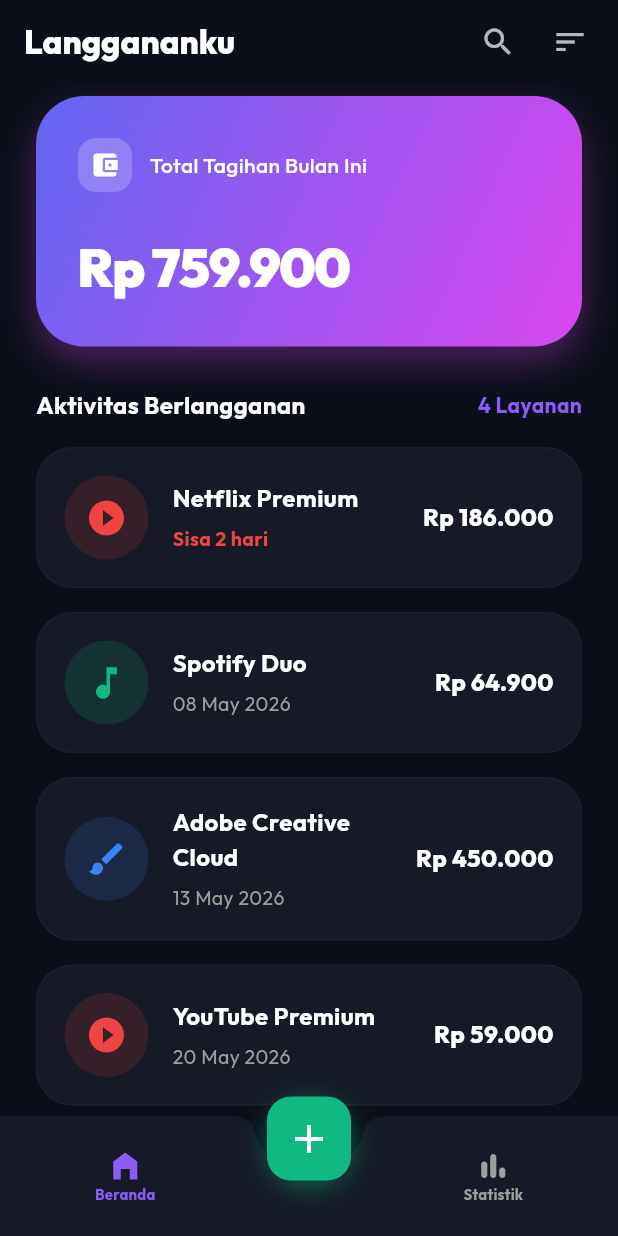
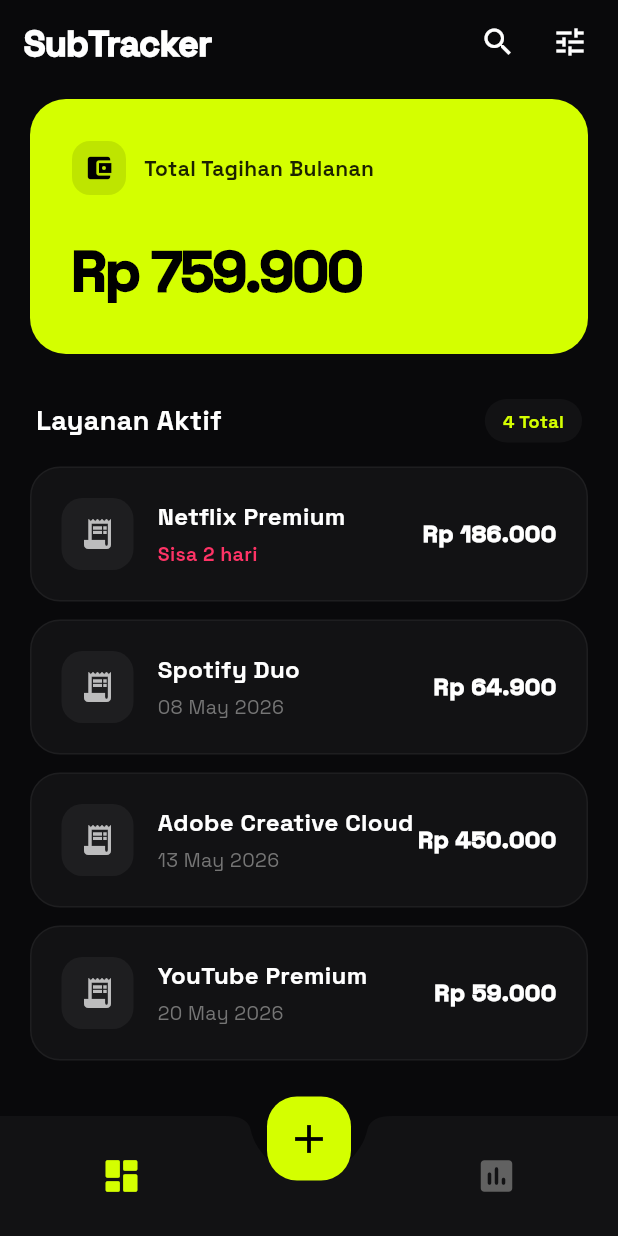
Before and after one commit to sofyan-vb/SubTracker, a Flutter app: the screen it shows after launch, on a phone screen of 412 x 824 dp. Run offline on Flutter 3.47's test engine with Material 3 defaults, Android fonts, the phone set to English and light mode, and no system bars; drawn by our look-alikes of flutter_slidable; our stand-ins replace google_fonts.

Commit message:
Mengubah nama aplikasi, mengubah warna pada tampilan dashboard beserta memperbaiki yang mengalami bug

```diff
--- a/lib/main.dart
+++ b/lib/main.dart
@@ -19,12 +19,12 @@
   @override
   Widget build(BuildContext context) {
     return MaterialApp(
-      title: 'SubTracker Pro',
+      title: 'SubTracker',
       debugShowCheckedModeBanner: false,
       theme: ThemeData(
         brightness: Brightness.dark,
-        scaffoldBackgroundColor: const Color(0xFF0B0F19),
-        textTheme: GoogleFonts.outfitTextTheme(ThemeData.dark().textTheme),
+        scaffoldBackgroundColor: const Color(0xFF09090B), // Hitam pekat modern
+        textTheme: GoogleFonts.spaceGroteskTextTheme(ThemeData.dark().textTheme), // Font yang lebih unik/techy
         useMaterial3: true,
       ),
       home: const DashboardScreen(),
--- a/lib/providers/subscription_provider.dart
+++ b/lib/providers/subscription_provider.dart
@@ -1,3 +1,4 @@
+// lib/providers/subscription_provider.dart
 import 'package:flutter/material.dart';
 import '../models/subscription.dart';
 
--- a/lib/screens/dashboard_screen.dart
+++ b/lib/screens/dashboard_screen.dart
@@ -5,7 +5,6 @@
 import '../widgets/subscription_tile.dart';
 import '../widgets/add_bottom_sheet.dart';
 
-// 1. UBAH MENJADI STATEFUL WIDGET UNTUK BOTTOM NAVIGATION
 class DashboardScreen extends StatefulWidget {
   const DashboardScreen({super.key});
 
@@ -14,51 +13,34 @@
 }
 
 class _DashboardScreenState extends State<DashboardScreen> {
-  int _currentIndex = 0; // State untuk melacak tab aktif
+  int _currentIndex = 0;
 
   @override
   Widget build(BuildContext context) {
     return Scaffold(
-      // 2. APPBAR MENGIKUTI VIDEO (Ada Search & Filter)
       appBar: AppBar(
-        backgroundColor: const Color(0xFF0B0F19),
+        backgroundColor: const Color(0xFF09090B),
         elevation: 0,
         title: const Text(
-          'Langgananku',
-          style: TextStyle(fontSize: 22, fontWeight: FontWeight.w800, color: Colors.white)
+          'SubTracker', // Judul diubah sesuai permintaan
+          style: TextStyle(fontSize: 24, fontWeight: FontWeight.w900, color: Colors.white, letterSpacing: -0.5)
         ),
         actions: [
-          IconButton(
-            icon: const Icon(Icons.search, color: Colors.white70),
-            onPressed: () {
-              // TODO: Implementasi fitur pencarian
-              ScaffoldMessenger.of(context).showSnackBar(const SnackBar(content: Text('Fitur Pencarian')));
-            },
-          ),
-          IconButton(
-            icon: const Icon(Icons.sort, color: Colors.white70),
-            onPressed: () {
-              // TODO: Implementasi fitur urutkan/filter
-              ScaffoldMessenger.of(context).showSnackBar(const SnackBar(content: Text('Fitur Filter & Urutkan')));
-            },
-          ),
+          IconButton(icon: const Icon(Icons.search, color: Colors.white), onPressed: () {}),
+          IconButton(icon: const Icon(Icons.tune, color: Colors.white), onPressed: () {}),
           const SizedBox(width: 8),
         ],
       ),
 
-      // 3. BODY MENGGUNAKAN INDEXED STACK (Agar bisa ganti halaman)
       body: IndexedStack(
         index: _currentIndex,
         children: [
-          // Index 0: Halaman Daftar Langganan (Home)
           const _HomeView(),
-
-          // Index 1: Halaman Statistik (Chart)
           Center(
             child: Column(
               mainAxisAlignment: MainAxisAlignment.center,
               children: [
-                Icon(Icons.pie_chart, size: 80, color: const Color(0xFF8B5CF6).withOpacity(0.5)),
+                Icon(Icons.bar_chart_rounded, size: 80, color: const Color(0xFFD4FF00).withOpacity(0.5)),
                 const SizedBox(height: 16),
                 const Text('Halaman Statistik\n(Segera Hadir)', textAlign: TextAlign.center, style: TextStyle(color: Colors.white54, fontSize: 16)),
               ],
@@ -67,24 +49,17 @@
         ],
       ),
 
-      // 4. FLOATING ACTION BUTTON DI TENGAH (Sesuai gaya modern)
+      // Tombol Tambah di tengah (Tanpa bayangan)
       floatingActionButtonLocation: FloatingActionButtonLocation.centerDocked,
       floatingActionButton: Container(
-        margin: const EdgeInsets.only(top: 30), // Mengangkat tombol sedikit
-        decoration: BoxDecoration(
-          shape: BoxShape.circle,
-          boxShadow: [
-            BoxShadow(
-              color: const Color(0xFF10B981).withOpacity(0.5),
-              blurRadius: 16,
-              offset: const Offset(0, 4),
-            ),
-          ],
-        ),
+        margin: const EdgeInsets.only(top: 30),
         child: FloatingActionButton(
-          elevation: 0,
-          backgroundColor: const Color(0xFF10B981),
-          child: const Icon(Icons.add, size: 32, color: Colors.white),
+          elevation: 0, // 100% Hilangkan bayangan
+          hoverElevation: 0,
+          highlightElevation: 0,
+          backgroundColor: const Color(0xFFD4FF00), // Warna Neon Lime yang berani
+          shape: RoundedRectangleBorder(borderRadius: BorderRadius.circular(20)),
+          child: const Icon(Icons.add, size: 32, color: Colors.black), // Ikon hitam agar kontras
           onPressed: () {
             showModalBottomSheet(
               context: context,
@@ -96,42 +71,25 @@
         ),
       ),
 
-      // 5. BOTTOM NAVIGATION BAR CUSTOM
+      // Bottom Navigation yang elegan
       bottomNavigationBar: BottomAppBar(
-        color: const Color(0xFF151A26),
+        color: const Color(0xFF121214), // Sedikit lebih terang dari background
+        elevation: 0,
         shape: const CircularNotchedRectangle(),
-        notchMargin: 10,
+        notchMargin: 12,
         child: Row(
           mainAxisAlignment: MainAxisAlignment.spaceAround,
           children: [
-            // Tombol Home
             MaterialButton(
-              minWidth: 40,
+              minWidth: 50,
               onPressed: () => setState(() => _currentIndex = 0),
-              child: Column(
-                mainAxisAlignment: MainAxisAlignment.center,
-                mainAxisSize: MainAxisSize.min,
-                children: [
-                  Icon(Icons.home_filled, color: _currentIndex == 0 ? const Color(0xFF8B5CF6) : Colors.grey),
-                  Text('Beranda', style: TextStyle(color: _currentIndex == 0 ? const Color(0xFF8B5CF6) : Colors.grey, fontSize: 10, fontWeight: FontWeight.bold)),
-                ],
-              ),
+              child: Icon(Icons.dashboard_rounded, color: _currentIndex == 0 ? const Color(0xFFD4FF00) : Colors.grey[700], size: 28),
             ),
-
-            const SizedBox(width: 48), // Ruang kosong untuk FAB di tengah
-
-            // Tombol Statistik
+            const SizedBox(width: 50), // Ruang untuk FAB
             MaterialButton(
-              minWidth: 40,
+              minWidth: 50,
               onPressed: () => setState(() => _currentIndex = 1),
-              child: Column(
-                mainAxisAlignment: MainAxisAlignment.center,
-                mainAxisSize: MainAxisSize.min,
-                children: [
-                  Icon(Icons.bar_chart_rounded, color: _currentIndex == 1 ? const Color(0xFF8B5CF6) : Colors.grey),
-                  Text('Statistik', style: TextStyle(color: _currentIndex == 1 ? const Color(0xFF8B5CF6) : Colors.grey, fontSize: 10, fontWeight: FontWeight.bold)),
-                ],
-              ),
+              child: Icon(Icons.insert_chart_rounded, color: _currentIndex == 1 ? const Color(0xFFD4FF00) : Colors.grey[700], size: 28),
             ),
           ],
         ),
@@ -140,9 +98,7 @@
   }
 }
 
-// =========================================================
-// WIDGET KHUSUS UNTUK HALAMAN BERANDA (Merapikan kode)
-// =========================================================
+// Komponen Halaman Beranda
 class _HomeView extends StatelessWidget {
   const _HomeView();
 
@@ -155,25 +111,15 @@
       child: Column(
         crossAxisAlignment: CrossAxisAlignment.start,
         children: [
-          // HERO CARD (Total Pengeluaran)
+          // HERO CARD (High Contrast - Flat Design Tanpa Bayangan)
           Container(
             width: double.infinity,
-            margin: const EdgeInsets.symmetric(horizontal: 24, vertical: 8),
+            margin: const EdgeInsets.symmetric(horizontal: 20, vertical: 10),
             padding: const EdgeInsets.all(28),
             decoration: BoxDecoration(
-              borderRadius: BorderRadius.circular(32),
-              gradient: const LinearGradient(
-                colors: [Color(0xFF6366F1), Color(0xFFD946EF)],
-                begin: Alignment.topLeft,
-                end: Alignment.bottomRight,
-              ),
-              boxShadow: [
-                BoxShadow(
-                  color: const Color(0xFFD946EF).withOpacity(0.3),
-                  blurRadius: 20,
-                  offset: const Offset(0, 10),
-                ),
-              ],
+              color: const Color(0xFFD4FF00), // Solid Neon Lime (Sangat kontras dan modern)
+              borderRadius: BorderRadius.circular(24),
+              // BOX SHADOW DIHAPUS TOTAL
             ),
             child: Column(
               crossAxisAlignment: CrossAxisAlignment.start,
@@ -182,17 +128,17 @@
                   children: [
                     Container(
                       padding: const EdgeInsets.all(8),
-                      decoration: BoxDecoration(color: Colors.white.withOpacity(0.2), borderRadius: BorderRadius.circular(12)),
-                      child: const Icon(Icons.account_balance_wallet, color: Colors.white, size: 20),
+                      decoration: BoxDecoration(color: Colors.black.withOpacity(0.1), borderRadius: BorderRadius.circular(12)),
+                      child: const Icon(Icons.account_balance_wallet, color: Colors.black, size: 20),
                     ),
                     const SizedBox(width: 12),
-                    const Text('Total Tagihan Bulan Ini', style: TextStyle(color: Colors.white, fontSize: 14, fontWeight: FontWeight.w500)),
+                    const Text('Total Tagihan Bulanan', style: TextStyle(color: Colors.black87, fontSize: 14, fontWeight: FontWeight.bold)),
                   ],
                 ),
                 const SizedBox(height: 24),
                 Text(
                   currencyFormat.format(provider.totalMonthly),
-                  style: const TextStyle(color: Colors.white, fontSize: 36, fontWeight: FontWeight.w900, letterSpacing: -1),
+                  style: const TextStyle(color: Colors.black, fontSize: 38, fontWeight: FontWeight.w900, letterSpacing: -1.5),
                 ),
               ],
             ),
@@ -200,23 +146,25 @@
 
           const SizedBox(height: 20),
 
-          // JUDUL DAFTAR
           Padding(
             padding: const EdgeInsets.symmetric(horizontal: 24),
             child: Row(
               mainAxisAlignment: MainAxisAlignment.spaceBetween,
               children: [
-                const Text('Aktivitas Berlangganan', style: TextStyle(color: Colors.white, fontSize: 16, fontWeight: FontWeight.bold)),
-                Text('${provider.subs.length} Layanan', style: const TextStyle(color: Color(0xFF8B5CF6), fontSize: 14, fontWeight: FontWeight.bold)),
+                const Text('Layanan Aktif', style: TextStyle(color: Colors.white, fontSize: 18, fontWeight: FontWeight.w800)),
+                Container(
+                  padding: const EdgeInsets.symmetric(horizontal: 12, vertical: 6),
+                  decoration: BoxDecoration(color: const Color(0xFF121214), borderRadius: BorderRadius.circular(20)),
+                  child: Text('${provider.subs.length} Total', style: const TextStyle(color: Color(0xFFD4FF00), fontSize: 12, fontWeight: FontWeight.bold)),
+                ),
               ],
             ),
           ),
           const SizedBox(height: 16),
 
-          // DAFTAR LANGGANAN
           Expanded(
             child: ListView.builder(
-              padding: const EdgeInsets.only(left: 24, right: 24, bottom: 80), // Padding bawah agar tidak tertutup BottomNav
+              padding: const EdgeInsets.only(left: 20, right: 20, bottom: 80),
               physics: const BouncingScrollPhysics(),
               itemCount: provider.subs.length,
               itemBuilder: (context, index) {
--- a/lib/widgets/add_bottom_sheet.dart
+++ b/lib/widgets/add_bottom_sheet.dart
@@ -20,26 +20,28 @@
 
     return Container(
       padding: EdgeInsets.fromLTRB(28, 28, 28, bottomInset + 28),
-      decoration: const BoxDecoration(
-        color: Color(0xFF151A26),
-        borderRadius: BorderRadius.vertical(top: Radius.circular(32)),
+      decoration: BoxDecoration(
+        color: const Color(0xFF121214), // Solid Background
+        borderRadius: const BorderRadius.vertical(top: Radius.circular(32)),
+        border: Border.all(color: Colors.white.withOpacity(0.05)),
       ),
       child: Column(
         mainAxisSize: MainAxisSize.min,
         crossAxisAlignment: CrossAxisAlignment.start,
         children: [
-          Center(child: Container(width: 40, height: 4, decoration: BoxDecoration(color: Colors.white24, borderRadius: BorderRadius.circular(10)))),
-          const SizedBox(height: 24),
-          const Text('Langganan Baru', style: TextStyle(fontSize: 24, fontWeight: FontWeight.w800)),
+          Center(child: Container(width: 48, height: 6, decoration: BoxDecoration(color: Colors.white12, borderRadius: BorderRadius.circular(10)))),
+          const SizedBox(height: 32),
+          const Text('Langganan Baru', style: TextStyle(fontSize: 24, fontWeight: FontWeight.w900)),
           const SizedBox(height: 24),
 
+          // TextField Flat Design
           Container(
-            decoration: BoxDecoration(color: const Color(0xFF0B0F19), borderRadius: BorderRadius.circular(16)),
+            decoration: BoxDecoration(color: const Color(0xFF09090B), borderRadius: BorderRadius.circular(16)),
             child: TextField(
               controller: _nameCtrl,
-              style: const TextStyle(color: Colors.white),
+              style: const TextStyle(color: Colors.white, fontWeight: FontWeight.bold),
               decoration: const InputDecoration(
-                hintText: 'Nama Layanan (Msl: Netflix)',
+                hintText: 'Nama Layanan',
                 hintStyle: TextStyle(color: Colors.white30),
                 border: InputBorder.none,
                 contentPadding: EdgeInsets.all(20),
@@ -49,11 +51,11 @@
           const SizedBox(height: 16),
 
           Container(
-            decoration: BoxDecoration(color: const Color(0xFF0B0F19), borderRadius: BorderRadius.circular(16)),
+            decoration: BoxDecoration(color: const Color(0xFF09090B), borderRadius: BorderRadius.circular(16)),
             child: TextField(
               controller: _priceCtrl,
               keyboardType: TextInputType.number,
-              style: const TextStyle(color: Colors.white),
+              style: const TextStyle(color: Colors.white, fontWeight: FontWeight.bold),
               decoration: const InputDecoration(
                 hintText: 'Harga per Bulan (Rp)',
                 hintStyle: TextStyle(color: Colors.white30),
@@ -64,15 +66,16 @@
           ),
           const SizedBox(height: 32),
 
+          // Tombol Tanpa Bayangan
           SizedBox(
             width: double.infinity,
             height: 60,
             child: ElevatedButton(
               style: ElevatedButton.styleFrom(
-                backgroundColor: const Color(0xFF8B5CF6),
-                shape: RoundedRectangleBorder(borderRadius: BorderRadius.circular(20)),
-                elevation: 10,
-                shadowColor: const Color(0xFF8B5CF6).withOpacity(0.5),
+                backgroundColor: const Color(0xFFD4FF00), // Solid Neon Lime
+                shape: RoundedRectangleBorder(borderRadius: BorderRadius.circular(16)),
+                elevation: 0, // 100% Hilangkan bayangan
+                shadowColor: Colors.transparent, // Pastikan tidak ada bayangan
               ),
               onPressed: () {
                 if (_nameCtrl.text.isNotEmpty && _priceCtrl.text.isNotEmpty) {
@@ -87,7 +90,7 @@
                   Navigator.pop(context);
                 }
               },
-              child: const Text('Tambahkan', style: TextStyle(fontSize: 18, fontWeight: FontWeight.bold, color: Colors.white)),
+              child: const Text('Tambahkan', style: TextStyle(fontSize: 18, fontWeight: FontWeight.w900, color: Colors.black)),
             ),
           )
         ],
--- a/lib/widgets/subscription_tile.dart
+++ b/lib/widgets/subscription_tile.dart
@@ -9,26 +9,14 @@
   final Subscription sub;
   const SubTile({super.key, required this.sub});
 
-  Map<String, dynamic> _getCategoryStyle(String name) {
-    if (name.toLowerCase().contains('netflix') || name.toLowerCase().contains('youtube')) {
-      return {'icon': Icons.play_circle_fill, 'color': const Color(0xFFEF4444)};
-    } else if (name.toLowerCase().contains('spotify')) {
-      return {'icon': Icons.music_note, 'color': const Color(0xFF10B981)};
-    } else if (name.toLowerCase().contains('adobe')) {
-      return {'icon': Icons.brush, 'color': const Color(0xFF3B82F6)};
-    }
-    return {'icon': Icons.receipt, 'color': const Color(0xFF8B5CF6)};
-  }
-
   @override
   Widget build(BuildContext context) {
     final currencyFormat = NumberFormat.currency(locale: 'id_ID', symbol: 'Rp ', decimalDigits: 0);
     final daysLeft = sub.dueDate.difference(DateTime.now()).inDays;
     final isDueSoon = daysLeft <= 3;
-    final style = _getCategoryStyle(sub.name);
 
     return Padding(
-      padding: const EdgeInsets.only(bottom: 16),
+      padding: const EdgeInsets.only(bottom: 12),
       child: Slidable(
         key: ValueKey(sub.id),
         endActionPane: ActionPane(
@@ -36,29 +24,30 @@
           children: [
             SlidableAction(
               onPressed: (context) => context.read<SubProvider>().deleteSub(sub.id),
-              backgroundColor: Colors.transparent,
-              foregroundColor: const Color(0xFFEF4444),
-              icon: Icons.delete_outline,
+              backgroundColor: const Color(0xFFFF3366), // Solid Red
+              foregroundColor: Colors.white,
+              icon: Icons.delete,
               label: 'Hapus',
+              borderRadius: const BorderRadius.horizontal(right: Radius.circular(20)),
             ),
           ],
         ),
         child: Container(
-          padding: const EdgeInsets.all(18),
+          padding: const EdgeInsets.all(20),
           decoration: BoxDecoration(
-            color: const Color(0xFF151A26),
-            borderRadius: BorderRadius.circular(24),
-            border: Border.all(color: Colors.white.withOpacity(0.03)),
+            color: const Color(0xFF121214), // Warna card solid
+            borderRadius: BorderRadius.circular(20),
+            border: Border.all(color: Colors.white.withOpacity(0.05)), // Border tegas
           ),
           child: Row(
             children: [
               Container(
-                padding: const EdgeInsets.all(14),
+                padding: const EdgeInsets.all(12),
                 decoration: BoxDecoration(
-                  color: style['color'].withOpacity(0.15),
-                  shape: BoxShape.circle,
+                  color: Colors.white.withOpacity(0.05),
+                  borderRadius: BorderRadius.circular(14),
                 ),
-                child: Icon(style['icon'], color: style['color'], size: 28),
+                child: const Icon(Icons.receipt_long, color: Colors.white70, size: 24),
               ),
               const SizedBox(width: 16),
               Expanded(
@@ -66,12 +55,12 @@
                   crossAxisAlignment: CrossAxisAlignment.start,
                   children: [
                     Text(sub.name, style: const TextStyle(fontSize: 16, fontWeight: FontWeight.bold, color: Colors.white)),
-                    const SizedBox(height: 6),
+                    const SizedBox(height: 4),
                     Text(
                       isDueSoon ? 'Sisa $daysLeft hari' : DateFormat('dd MMM yyyy').format(sub.dueDate),
                       style: TextStyle(
                         fontSize: 13,
-                        color: isDueSoon ? const Color(0xFFEF4444) : Colors.grey[500],
+                        color: isDueSoon ? const Color(0xFFFF3366) : Colors.grey[600],
                         fontWeight: isDueSoon ? FontWeight.bold : FontWeight.normal
                       ),
                     ),
@@ -80,7 +69,7 @@
               ),
               Text(
                 currencyFormat.format(sub.price),
-                style: const TextStyle(fontSize: 16, fontWeight: FontWeight.w800, color: Colors.white),
+                style: const TextStyle(fontSize: 16, fontWeight: FontWeight.w900, color: Colors.white),
               ),
             ],
           ),
```
